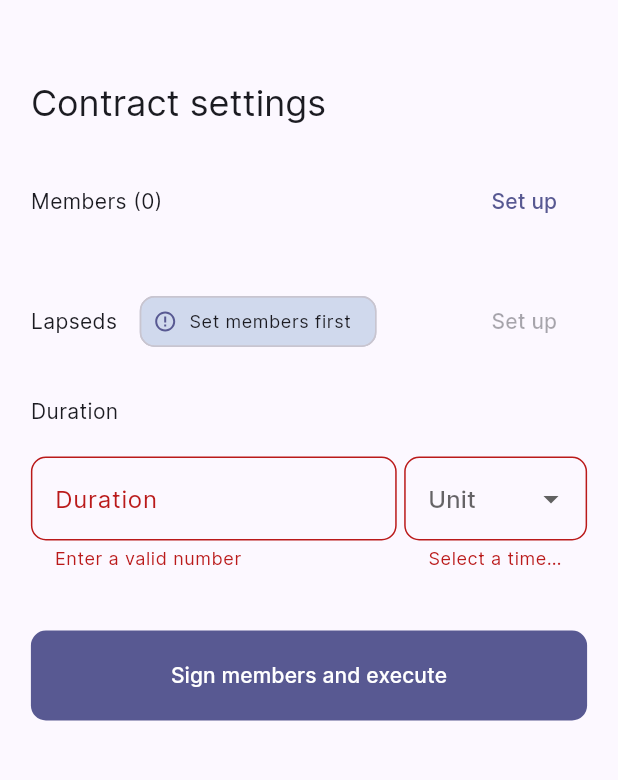
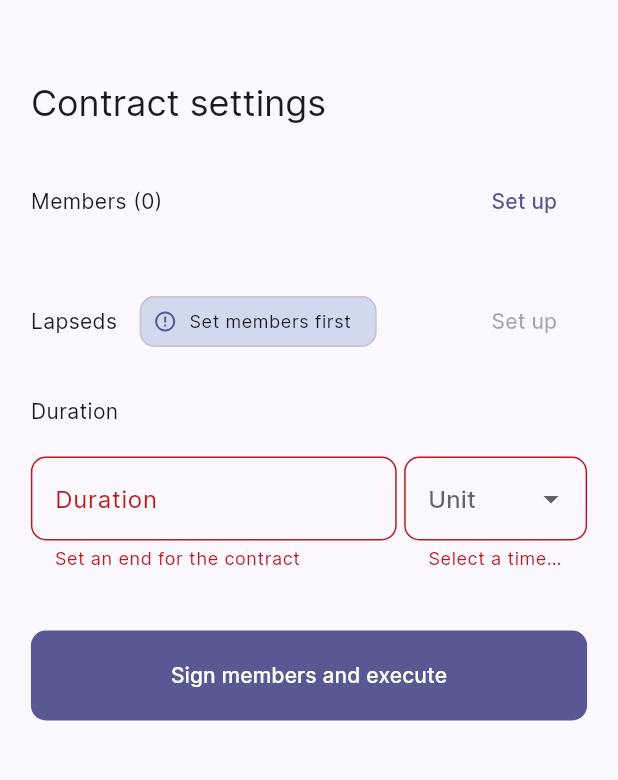
Before and after one commit to pastelcode/automated_payments_on_eth_blockchain_frontend, a Flutter app: the screen it shows after launch, after a tap on "Sign members and execute", on a phone screen of 412 x 824 dp, the part 94-874 px from its top. Run offline on Flutter 3.47's test engine with Material 2 defaults, Android fonts, the phone set to English and light mode, and no system bars; our stand-ins replace dartz, equatable, flutter_bloc, flutter_remix, flutter_svg, go_router and 1 more.

Commit message:
Document home page widgets

```diff
--- a/lib/features/home/presentation/pages/home_page.dart
+++ b/lib/features/home/presentation/pages/home_page.dart
@@ -71,13 +71,13 @@ class _HomePageState extends State<HomePage> {
                 ).textTheme.headline5,
               ),
               const _Gap(),
-              const Members(),
+              const MembersTile(),
               const _Gap(),
-              const Lapseds(),
+              const LapsesTile(),
               const _Gap(),
               Form(
                 key: _formKeyToValidate,
-                child: const Duration(),
+                child: const DurationFormContent(),
               ),
               const _Gap(),
               const _Gap(),
--- a/lib/features/home/presentation/widgets/duration.dart
+++ b/lib/features/home/presentation/widgets/duration_form_content.dart
@@ -3,14 +3,20 @@ import 'package:automated_payments_on_eth_blockchain_frontend/features/home/pres
 import 'package:flutter/material.dart';
 import 'package:flutter_bloc/flutter_bloc.dart';
 
-class Duration extends StatefulWidget {
-  const Duration();
+/// {@template duration_form_content}
+/// A form content to set the duration of the main contract.
+/// {@endtemplate}
+class DurationFormContent extends StatefulWidget {
+  /// {@macro duration_form_content}
+  const DurationFormContent({
+    super.key,
+  });
 
   @override
-  State<Duration> createState() => _DurationState();
+  State<DurationFormContent> createState() => _DurationFormContentState();
 }
 
-class _DurationState extends State<Duration> {
+class _DurationFormContentState extends State<DurationFormContent> {
   late TextEditingController _endController;
   final _unit = ValueNotifier<DurationUnit?>(null);
 
@@ -67,7 +73,7 @@ class _DurationState extends State<Duration> {
                                 value,
                               ) ==
                               null) {
-                        return 'Enter a valid number';
+                        return 'Set an end for the contract';
                       }
                       return null;
                     },
--- a/lib/features/home/presentation/widgets/lapseds.dart
+++ b/lib/features/home/presentation/widgets/lapses_tile.dart
@@ -5,8 +5,14 @@ import 'package:flutter/material.dart';
 import 'package:flutter_bloc/flutter_bloc.dart';
 import 'package:flutter_remix/flutter_remix.dart';
 
-class Lapseds extends StatelessWidget {
-  const Lapseds();
+/// {@template lapses_tile}
+/// A tile to set/view the lapses of the main contract.
+/// {@endtemplate}
+class LapsesTile extends StatelessWidget {
+  /// {@macro lapses_tile}
+  const LapsesTile({
+    super.key,
+  });
 
   @override
   Widget build(
--- a/lib/features/home/presentation/widgets/members.dart
+++ b/lib/features/home/presentation/widgets/members_tile.dart
@@ -4,8 +4,14 @@ import 'package:automated_payments_on_eth_blockchain_frontend/features/home/pres
 import 'package:flutter/material.dart';
 import 'package:flutter_bloc/flutter_bloc.dart';
 
-class Members extends StatelessWidget {
-  const Members();
+/// {@template members_tile}
+/// A tile to set/view members for the contract.
+/// {@endtemplate}
+class MembersTile extends StatelessWidget {
+  /// {@macro members_tile}
+  const MembersTile({
+    super.key,
+  });
 
   Future<void> _showMembersList({
     required BuildContext context,
@@ -20,7 +26,7 @@ class Members extends StatelessWidget {
       title: const Text(
         'Members for contract',
       ),
-      child: const AddMembersBottomSheet(),
+      child: const MembersBottomSheet(),
     );
   }
 
--- a/lib/features/home/presentation/widgets/new_member_form.dart
+++ b/lib/features/home/presentation/widgets/new_member_form.dart
@@ -7,11 +7,17 @@ import 'package:flutter/material.dart';
 import 'package:flutter_bloc/flutter_bloc.dart';
 import 'package:flutter_remix/flutter_remix.dart';
 
+/// {@template new_member_form}
+/// A form to add a new member for the contract.
+/// {@endtemplate}
 class NewMemberForm extends StatefulWidget {
+  /// {@macro new_member_form}
   const NewMemberForm({
+    super.key,
     this.onCancel,
   });
 
+  /// The function to execute when adding a new member is canceled.
   final void Function()? onCancel;
 
   @override
--- a/lib/features/home/presentation/widgets/sign_and_execute_button.dart
+++ b/lib/features/home/presentation/widgets/sign_and_execute_button.dart
@@ -1,11 +1,18 @@
 import 'package:automated_payments_on_eth_blockchain_frontend/core/presentation/widgets/widgets.dart';
 import 'package:flutter/material.dart';
 
+/// {@template sign_and_execute_button}
+/// A button to sign members for the contract and execute it.
+/// {@endtemplate}
 class SignAndExecuteButton extends StatelessWidget {
+  /// {@macro sign_and_execute_button}
   const SignAndExecuteButton({
+    super.key,
     required this.formKeyToValidate,
   });
 
+  /// The duration form key to validate before signing and executing the
+  /// contract.
   final GlobalKey<FormState> formKeyToValidate;
 
   @override
--- a/lib/features/home/presentation/widgets/widgets.dart
+++ b/lib/features/home/presentation/widgets/widgets.dart
@@ -1,9 +1,9 @@
 export 'add_members_bottom_sheet.dart';
-export 'duration.dart';
-export 'lapseds.dart';
+export 'duration_form_content.dart';
+export 'lapses_tile.dart';
 export 'member_entry.dart';
-export 'members.dart';
 export 'members_list.dart';
+export 'members_tile.dart';
 export 'new_member_form.dart';
 export 'no_members_banner.dart';
 export 'sign_and_execute_button.dart';
```
Also changed, not shown: lib/features/home/presentation/widgets/add_members_bottom_sheet.dart (+11 -4 lines), lib/features/home/presentation/widgets/member_entry.dart (+34 -1 lines), lib/features/home/presentation/widgets/members_list.dart (+8 -1 lines), lib/features/home/presentation/widgets/no_members_banner.dart (+8 -1 lines).
